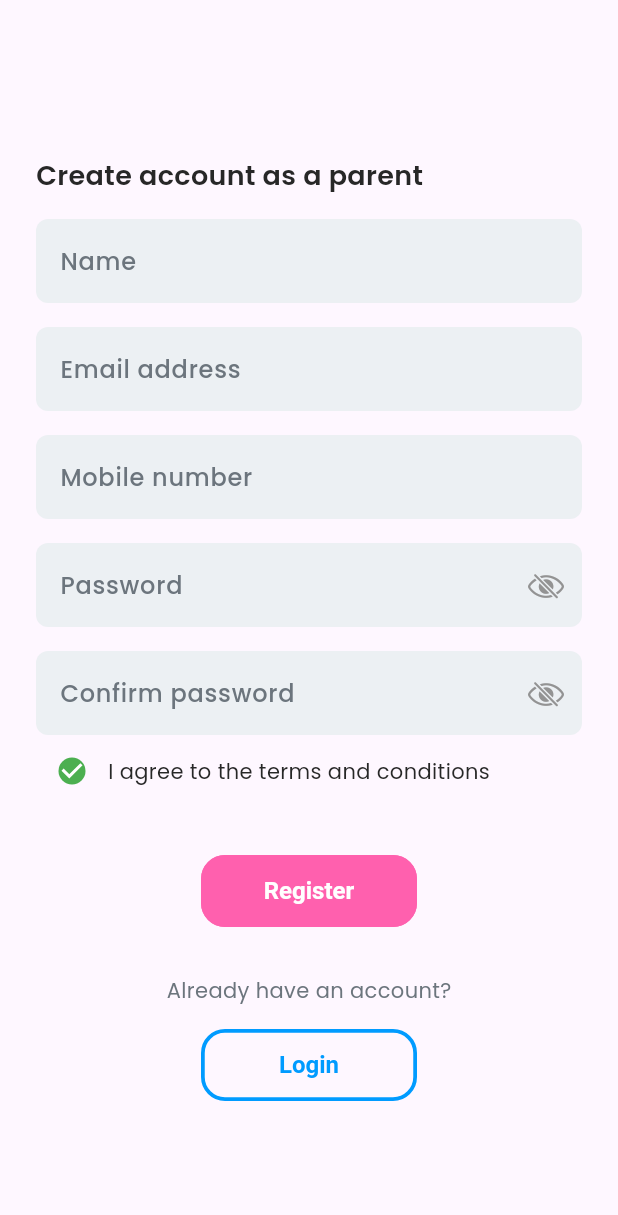
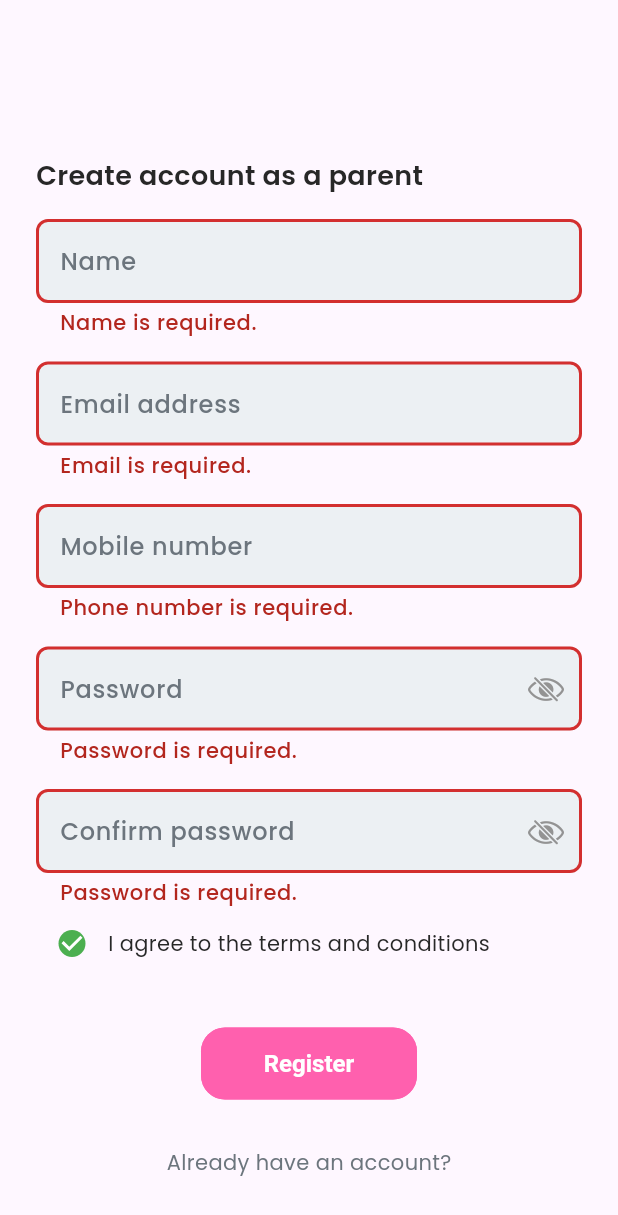
Before and after one commit to Learnathon-By-Geeky-Solutions/triangle, a Flutter app: the screen it shows after launch, after a tap on "Register", on a phone screen of 412 x 824 dp. Shown: the top 1215 px of the screen. Run offline on Flutter 3.47's test engine with Material 3 defaults, Android fonts, the light colour scheme and no system bars; our stand-ins replace get.

Commit message:
Refactor login and registration views to include form validation; add AppValidator for input validation

```diff
--- a/lib/app.dart
+++ b/lib/app.dart
@@ -9,7 +9,6 @@ import 'view/auth/register_view.dart';
 class LittleSteps extends StatelessWidget {
   const LittleSteps({super.key});
 
-  // This widget is the root of your application.
   @override
   Widget build(BuildContext context) {
     return GetMaterialApp(
--- a/lib/utils/theme/widget_themes/text_field_theme.dart
+++ b/lib/utils/theme/widget_themes/text_field_theme.dart
@@ -22,6 +22,20 @@ class AppTextFormFieldTheme {
         width: 2,
       )
     ),
+    errorBorder: const OutlineInputBorder().copyWith(
+      borderRadius: BorderRadius.circular(Sizes.inputFieldRadius),
+      borderSide: const BorderSide(
+        color: AppColor.error,
+        width: 2,
+      )
+    ),
+    focusedErrorBorder: const OutlineInputBorder().copyWith(
+      borderRadius: BorderRadius.circular(Sizes.inputFieldRadius),
+      borderSide: const BorderSide(
+        color: AppColor.error,
+        width: 2,
+      )
+    )
   );
 
 
@@ -42,5 +56,19 @@ class AppTextFormFieldTheme {
         width: 2,
       )
     ),
+    errorBorder: const OutlineInputBorder().copyWith(
+      borderRadius: BorderRadius.circular(Sizes.inputFieldRadius),
+      borderSide: const BorderSide(
+        color: AppColor.error,
+        width: 2,
+      )
+    ),
+    focusedErrorBorder: const OutlineInputBorder().copyWith(
+      borderRadius: BorderRadius.circular(Sizes.inputFieldRadius),
+      borderSide: const BorderSide(
+        color: AppColor.error,
+        width: 2,
+      )
+    )
   );
 }
--- /dev/null
+++ b/lib/utils/validator/app_validator.dart
@@ -0,0 +1,76 @@
+class AppValidator {
+
+  static String? validateEmail(String? value) {
+    if (value == null || value.isEmpty) {
+      return 'Email is required.';
+    }
+
+    // Regular expression for email validation
+    final emailRegExp = RegExp(r'^[\w-\.]+@([\w-]+\.)+[\w-]{2,4}$');
+
+    if (!emailRegExp.hasMatch(value)) {
+      return 'Invalid email address.';
+    }
+
+    return null;
+  }
+
+  static String? validatePassword(String? value) {
+    if (value == null || value.isEmpty) {
+      return 'Password is required.';
+    }
+
+    // Check for minimum password length
+    if (value.length < 6) {
+      return 'Password must be at least 6 characters long.';
+    }
+
+    // Check for uppercase letters
+    if (!value.contains(RegExp(r'[A-Z]'))) {
+      return 'Password must contain at least one uppercase letter.';
+    }
+
+    // Check for numbers
+    if (!value.contains(RegExp(r'[0-9]'))) {
+      return 'Password must contain at least one number.';
+    }
+
+    // Check for special characters
+    if (!value.contains(RegExp(r'[!@#$%^&*(),.?":{}|<>]'))) {
+      return 'Password must contain at least one special character.';
+    }
+
+    return null;
+  }
+
+  static String? validatePhoneNumber(String? value) {
+    if (value == null || value.isEmpty) {
+      return 'Phone number is required.';
+    }
+
+    // Regular expression for phone number validation
+    final phoneRegExp = RegExp(r'^(?:\+88|88)?01[3-9]\d{8}$');
+
+    if (!phoneRegExp.hasMatch(value)) {
+      return 'Invalid phone number format.';
+    }
+
+    return null;
+  }
+
+  static String? validateName(String? value) {
+    if (value == null || value.isEmpty) {
+      return 'Name is required.';
+    }
+
+    // Regular expression for name validation
+    final nameRegExp = RegExp(r'^[A-Za-z\s]+$');
+
+    if (!nameRegExp.hasMatch(value)) {
+      return 'Invalid name format.';
+    }
+
+    return null;
+  }
+
+}
--- a/lib/view/auth/login_view.dart
+++ b/lib/view/auth/login_view.dart
@@ -1,24 +1,26 @@
 import 'package:flutter/cupertino.dart';
 import 'package:flutter/material.dart';
+import 'package:get/get.dart';
 import 'package:triangle/utils/constants/app_colors.dart';
 
 import '../../utils/constants/sizes.dart';
+import '../../utils/validator/app_validator.dart';
 
 class LoginView extends StatelessWidget {
   const LoginView({super.key});
 
   @override
   Widget build(BuildContext context) {
+    final GlobalKey<FormState> formKey = GlobalKey<FormState>();
+
     return Scaffold(
         body: Padding(
       padding: const EdgeInsets.all(Sizes.lg),
       child: SingleChildScrollView(
-            child: SizedBox(
-              height: MediaQuery.of(context).size.height,
-              width: MediaQuery.of(context).size.width,
         child: Column(
           mainAxisAlignment: MainAxisAlignment.center,
           children: [
+            const SizedBox(height: Sizes.imageThumbSize),
             const Column(
               children: [
                 Image(image: AssetImage("assets/images/app_logo.png")),
@@ -26,9 +28,11 @@ class LoginView extends StatelessWidget {
             ),
             const SizedBox(height: Sizes.spaceBtwSections),
             Form(
+              key: formKey,
               child: Column(children: [
                 TextFormField(
                   decoration: const InputDecoration(hintText: "Email"),
+                  validator: (value) => AppValidator.validateEmail(value),
                 ),
                 const SizedBox(height: Sizes.spaceBtwInputFields),
                 TextFormField(
@@ -36,36 +40,53 @@ class LoginView extends StatelessWidget {
                     hintText: "Password",
                     suffixIcon: Icon(CupertinoIcons.eye_slash),
                   ),
+                  validator: (value) => AppValidator.validatePassword(value),
                 ),
                 // const SizedBox(height: Sizes.spaceBtwItems),
                 Row(
                   mainAxisAlignment: MainAxisAlignment.spaceBetween,
                   children: [
-                          Row(
-                            children: [
+                    Row(children: [
                       Checkbox(value: true, onChanged: (value) {}),
                       const Text("Remember me")
                     ]),
-
-                          TextButton(onPressed: () {}, child: const Text("Forgot Password?", style: TextStyle(color: AppColor.secondary, fontWeight: FontWeight.w600),))
+                    TextButton(
+                        onPressed: () {},
+                        child: const Text(
+                          "Forgot Password?",
+                          style: TextStyle(
+                              color: AppColor.secondary,
+                              fontWeight: FontWeight.w600),
+                        ))
                   ],
                 ),
 
                 const SizedBox(height: Sizes.spaceBtwSections),
 
-                      FilledButton(onPressed: () {}, child: const Text("Login")),
+                FilledButton(
+                  onPressed: () {
+                    if (formKey.currentState?.validate() ?? false) {
+                      Get.snackbar("Success", "Validated");
+                    }
+                  },
+                  child: const Text("Login"),
+                ),
 
                 const SizedBox(height: Sizes.spaceBtwSections),
 
-                      const Text("Don't have an account?", style: TextStyle(color: AppColor.textSecondary),),
+                const Text(
+                  "Don't have an account?",
+                  style: TextStyle(color: AppColor.textSecondary),
+                ),
                 const SizedBox(height: Sizes.spaceBtwItems),
-                      OutlinedButton(onPressed: () {}, child: const Text("Register"))
+                OutlinedButton(
+                    onPressed: () {}, child: const Text("Register")),
+                const SizedBox(height: Sizes.spaceBtwSections),
               ]),
             ),
           ],
         ),
       ),
-          ),
     ));
   }
 }
--- a/lib/view/auth/register_view.dart
+++ b/lib/view/auth/register_view.dart
@@ -6,6 +6,7 @@ import 'package:triangle/utils/theme/extentions/custom_color_extention.dart';
 
 import '../../utils/constants/app_colors.dart';
 import '../../utils/constants/sizes.dart';
+import '../../utils/validator/app_validator.dart';
 
 
 
@@ -14,10 +15,14 @@ class RegisterView extends StatelessWidget {
 
   @override
   Widget build(BuildContext context) {
+
+    final GlobalKey<FormState> formKey = GlobalKey<FormState>();
+
     return Scaffold(
       body: Padding(
         padding: const EdgeInsets.all(Sizes.lg),
         child: Form(
+          key: formKey,
           child: SingleChildScrollView(
             child: Column(
               children: [
@@ -37,6 +42,7 @@ class RegisterView extends StatelessWidget {
                     ),
                     TextFormField(
                       decoration: const InputDecoration(hintText: "Name"),
+                      validator: (value) => AppValidator.validateName(value),
                     ),
                     const SizedBox(
                       height: Sizes.spaceBtwInputFields,
@@ -44,6 +50,7 @@ class RegisterView extends StatelessWidget {
                     TextFormField(
                       decoration:
                           const InputDecoration(hintText: "Email address"),
+                      validator: (value) => AppValidator.validateEmail(value),
                     ),
                     const SizedBox(
                       height: Sizes.spaceBtwInputFields,
@@ -51,6 +58,7 @@ class RegisterView extends StatelessWidget {
                     TextFormField(
                       decoration:
                           const InputDecoration(hintText: "Mobile number"),
+                      validator: (value) => AppValidator.validatePhoneNumber(value),
                     ),
                     const SizedBox(
                       height: Sizes.spaceBtwInputFields,
@@ -60,6 +68,7 @@ class RegisterView extends StatelessWidget {
                       decoration: const InputDecoration(
                           hintText: "Password",
                           suffixIcon: Icon(CupertinoIcons.eye_slash)),
+                      validator: (value) => AppValidator.validatePassword(value),
                     ),
                     const SizedBox(
                       height: Sizes.spaceBtwInputFields,
@@ -69,6 +78,7 @@ class RegisterView extends StatelessWidget {
                       decoration: const InputDecoration(
                           hintText: "Confirm password",
                           suffixIcon: Icon(CupertinoIcons.eye_slash)),
+                      validator: (value) => AppValidator.validatePassword(value),
                     ),
                     Row(children: [
                       Checkbox(value: true, onChanged: (value) {}),
@@ -80,7 +90,11 @@ class RegisterView extends StatelessWidget {
                 Column(
                   children: [
                     FilledButton(
-                        onPressed: () {},
+                        onPressed: () {
+                          if (formKey.currentState?.validate() ?? false) {
+                            Get.snackbar("Success", "Validated");
+                          }
+                        },
                         style: ButtonStyle(
                           backgroundColor: WidgetStateProperty.all(Theme.of(context).extension<CustomColorExtention>()?.customPrimaryColor),
                         ),
```
Lines whose indentation alone changed are shown as unchanged.
